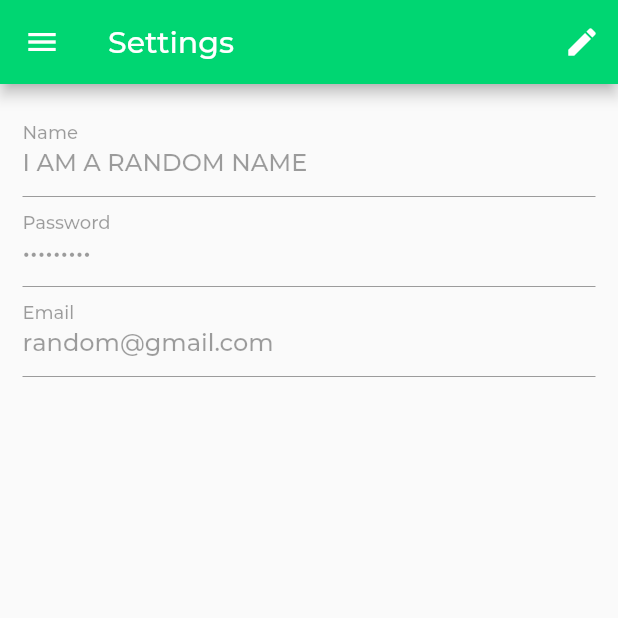
After one commit to Yousef93it/food-ordering-flutter-app, a Flutter app: the SettingsScreen screen opened by its route, on a phone screen of 412 x 824 dp, the top half of it. The commit adds this screen. Run offline on Flutter 3.47's test engine with Material 2 defaults, Android fonts, the phone set to English and light mode, and no system bars; our stand-ins replace flutter_svg, form_field_validator.

Commit message:
added a settings screen

```diff
--- a/lib/global_widgets/side_menu.dart
+++ b/lib/global_widgets/side_menu.dart
@@ -5,6 +5,7 @@ import 'package:food_ordering_app_ui_fur_mobile_systeme/screens/favorites/favori
 import 'package:food_ordering_app_ui_fur_mobile_systeme/screens/order/order_screen.dart';
 import 'package:food_ordering_app_ui_fur_mobile_systeme/screens/filter/filter_screen.dart';
 import 'package:food_ordering_app_ui_fur_mobile_systeme/screens/home/home_screen.dart';
+import 'package:food_ordering_app_ui_fur_mobile_systeme/screens/settings/settings_screen.dart';
 
 class SideMenu extends StatelessWidget {
   const SideMenu({
@@ -57,7 +58,10 @@ class SideMenu extends StatelessWidget {
           DrawerListTile(
             title: "Settings",
             // iconSvg: "assets/icons/Settings.svg",
-            press: () {},
+            press: () {
+              Navigator.of(context)
+                  .pushReplacementNamed(SettingsScreen.routeName);
+            },
           ),
           // DrawerListTile(
           //   // iconSvg: "assets/icons/Info.svg",
--- a/lib/routes.dart
+++ b/lib/routes.dart
@@ -7,6 +7,7 @@ import 'screens/home/home_screen.dart';
 import 'screens/meal_detail/meal_detail_screen.dart';
 import 'screens/order/order_screen.dart';
 import 'screens/restaurant/restaurant_screen.dart';
+import 'screens/settings/settings_screen.dart';
 import 'screens/signIn/sign_in_screen.dart';
 import 'screens/signUp/sign_up_screen.dart';
 import 'screens/unknown_route/unknown_route_screen.dart';
@@ -24,8 +25,5 @@ final Map<String, WidgetBuilder> routes = {
   FilterScreen.routeName: (context) => FilterScreen(),
   UnknownRouteScreen.routeName: (context) => UnknownRouteScreen(),
   FavoritesScreen.routeName: (context) => FavoritesScreen(),
-
-
-
-
+  SettingsScreen.routeName: (context) => const SettingsScreen(),
 };
--- /dev/null
+++ b/lib/screens/settings/settings_screen.dart
@@ -0,0 +1,133 @@
+import 'package:flutter/material.dart';
+import 'package:food_ordering_app_ui_fur_mobile_systeme/global_widgets/side_menu.dart';
+
+import '../../constants.dart';
+
+class SettingsScreen extends StatefulWidget {
+  static String routeName = "/sign-in";
+  const SettingsScreen({Key key}) : super(key: key);
+
+  @override
+  State<SettingsScreen> createState() => _SettingsScreenState();
+}
+
+class _SettingsScreenState extends State<SettingsScreen> {
+  final _form = GlobalKey<FormState>();
+  bool _isBeingEdited = false;
+
+  @override
+  Widget build(BuildContext context) {
+    return Scaffold(
+      drawer: const SideMenu(),
+      appBar: AppBar(
+        backgroundColor: aBitLighterGreen,
+        title: const Text("Settings"),
+        actions: [
+          IconButton(
+            icon: _isBeingEdited
+                ? const Icon(Icons.save)
+                : const Icon(Icons.edit),
+            onPressed: () {
+              setState(() {
+                _isBeingEdited = !_isBeingEdited;
+              });
+            },
+          )
+        ],
+      ),
+      body: Padding(
+        padding: const EdgeInsets.all(15),
+        child: Form(
+          key: _form,
+          child: ListView(
+            children: [
+              TextFormField(
+                enabled: _isBeingEdited,
+                initialValue: "I AM A RANDOM NAME",
+                decoration: const InputDecoration(
+                  labelText: "Name",
+                ),
+                //changes the type of the button
+                //at the bottom right of the keyboard
+                textInputAction: TextInputAction.next,
+                //fires whenever the button
+                //at the bottom right corner of the keyboard is pressed
+                //value is the value that was entered in the field
+                onFieldSubmitted: (value) {
+                  //moves the focus to the element which has the next formField
+
+                  // FocusScope.of(context).requestFocus(_priceFocusNode);
+                },
+                validator: (value) {
+                  if (value.isEmpty) {
+                    //this String will be our message error
+                    return "Please provide a value.";
+                  }
+                  // returning null means we have no error
+                  return null;
+                },
+                onSaved: (value) {},
+              ),
+              TextFormField(
+                initialValue: "123456789",
+                enabled: _isBeingEdited,
+                obscureText: true,
+                decoration: const InputDecoration(
+                  labelText: "Password",
+                ),
+                //changes the type of the button
+                //at the bottom right of the keyboard
+                textInputAction: TextInputAction.next,
+                //fires whenever the button
+                //at the bottom right corner of the keyboard is pressed
+                //value is the value that was entered in the field
+                onFieldSubmitted: (value) {
+                  //moves the focus to the element which has the next formField
+
+                  // FocusScope.of(context).requestFocus(_priceFocusNode);
+                },
+                validator: (value) {
+                  if (value.isEmpty) {
+                    //this String will be our message error
+                    return "Please provide a value.";
+                  }
+                  // returning null means we have no error
+                  return null;
+                },
+                onSaved: (value) {},
+              ),
+              TextFormField(
+                enabled: _isBeingEdited,
+
+                initialValue: "random@gmail.com",
+                decoration: const InputDecoration(
+                  labelText: "Email",
+                ),
+                //changes the type of the button
+                //at the bottom right of the keyboard
+                textInputAction: TextInputAction.next,
+                //fires whenever the button
+                //at the bottom right corner of the keyboard is pressed
+                //value is the value that was entered in the field
+                onFieldSubmitted: (value) {
+                  //moves the focus to the element which has the next formField
+
+                  // FocusScope.of(context).requestFocus(_priceFocusNode);
+                },
+                validator: (value) {
+                  if (value.isEmpty) {
+                    //this String will be our message error
+                    return "Please provide a value.";
+                  }
+                  // returning null means we have no error
+                  return null;
+                },
+                onSaved: (value) {},
+              ),
+            ],
+          ),
+        ),
+      ),
+    );
+  }
+}
--- a/lib/to_do.dart
+++ b/lib/to_do.dart
@@ -1,7 +1,5 @@
-// Add a Settings screen
 // Modify meal detail screen (allow user to compose a meal)
 // Add Icons for the Side Menu
-// Add a (checkout) Screen payment...
 
 
 // LATER => depends on logo
```
Also changed, not shown: lib/screens/signIn/components/body.dart (+0 -7 lines), lib/screens/signIn/components/sign_in_form.dart (+1 -7 lines).
